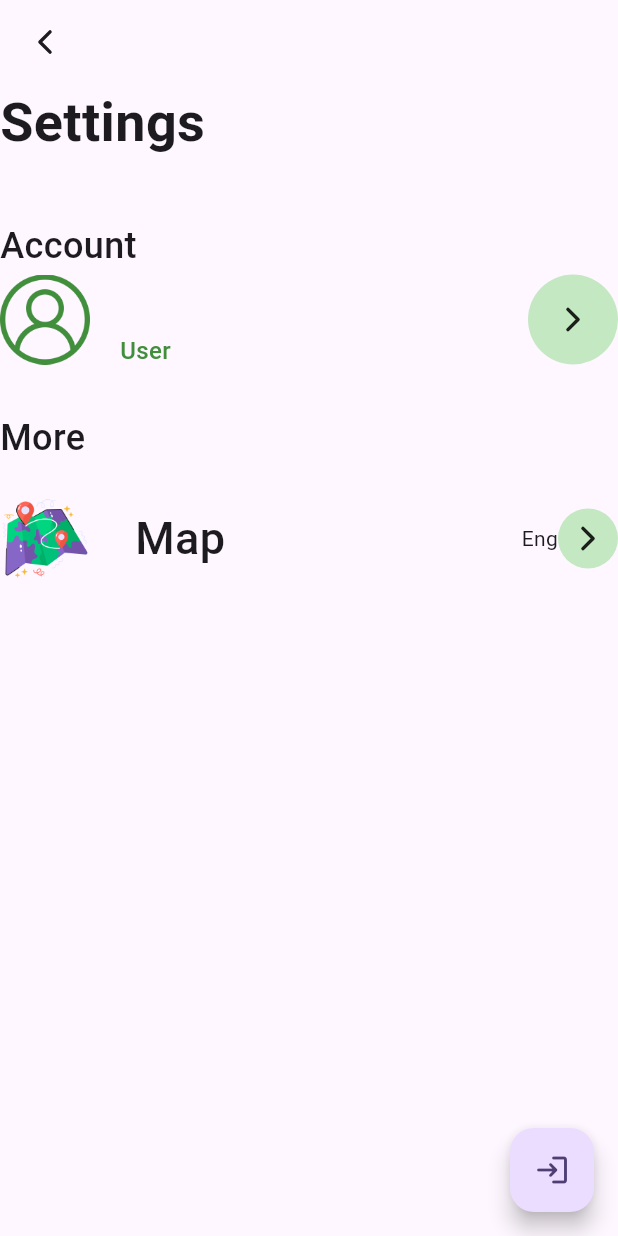
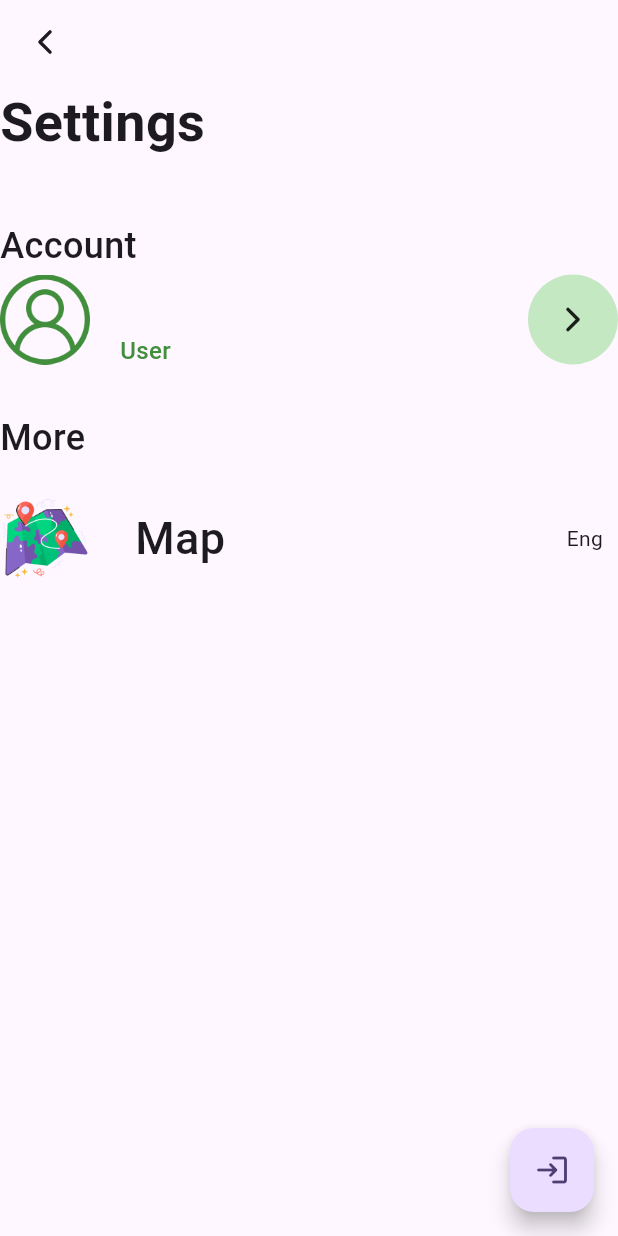
Before and after one commit to PrathibhaSithu/Eco-Clean-MobileApp, a Flutter app: the UserMoreList screen opened directly, on a phone screen of 412 x 824 dp. Run offline on Flutter 3.47's test engine with Material 3 defaults, Android fonts, the light colour scheme and no system bars; our stand-ins replace firebase_auth, firebase_core, ionicons; accounts and stored records are empty.

Commit message:
Update usermorelist.dart

```diff
--- a/eco_clean_mobile_app/lib/user/usermorelist.dart
+++ b/eco_clean_mobile_app/lib/user/usermorelist.dart
@@ -1,3 +1,4 @@
+import 'package:eco_clean_mobile_app/user/xaccountsetting.dart';
 import 'package:firebase_auth/firebase_auth.dart';
 import 'package:flutter/material.dart';
 import 'package:firebase_core/firebase_core.dart';
@@ -21,7 +22,8 @@ class _UserMoreListState extends State<UserMoreList> {
   Widget build(BuildContext context) {
     return Scaffold(
       appBar: AppBar(
-        leading: IconButton(onPressed: (){},
+        leading: IconButton(
+          onPressed: () {},
           icon: const Icon(Ionicons.chevron_back_outline),
         ),
         leadingWidth: 60,
@@ -30,14 +32,13 @@ class _UserMoreListState extends State<UserMoreList> {
         child: Column(
           crossAxisAlignment: CrossAxisAlignment.start,
           children: [
-            Text("Settings",
-              style: TextStyle(
-                  fontSize: 36,
-                  fontWeight: FontWeight.bold
-              ),
+            Text(
+              "Settings",
+              style: TextStyle(fontSize: 36, fontWeight: FontWeight.bold),
             ),
             const SizedBox(height: 40),
-            Text("Account",
+            Text(
+              "Account",
               style: TextStyle(
                 fontSize: 24,
                 fontWeight: FontWeight.w500,
@@ -47,7 +48,8 @@ class _UserMoreListState extends State<UserMoreList> {
               width: double.infinity,
               child: Row(
                 children: [
-                  Image.asset("assets/imges/user.png",
+                  Image.asset(
+                    "assets/imges/user.png",
                     height: 60,
                   ),
                   const SizedBox(width: 20),
@@ -66,24 +68,16 @@ class _UserMoreListState extends State<UserMoreList> {
                             color: Color(0xFF418E3C),
                             fontWeight: FontWeight.w500,
                           )),
-                    ],),
+                    ],
+                  ),
                   const Spacer(),
-                  Container(
-                    width: 60,
-                    height: 60,
-                    decoration: BoxDecoration(
-                      color: Color(0xFFC4E8C2),
-                      borderRadius: BorderRadius.circular(30),
-                    ),
-                    child: const Icon(
-                      Ionicons.chevron_forward_outline,
-                    ),
-                  )
+                  AccountSettings()
                 ],
               ),
             ),
             const SizedBox(height: 30),
-            Text("More",
+            Text(
+              "More",
               style: TextStyle(
                 fontSize: 24,
                 fontWeight: FontWeight.w500,
@@ -108,25 +102,16 @@ class _UserMoreListState extends State<UserMoreList> {
                       )),
                   const Spacer(),
                   Text("Eng"),
-                  Container(
-                    width: 40,
-                    height: 40,
-                    decoration: BoxDecoration(
-                      color: Color(0xFFC4E8C2),
-                      borderRadius: BorderRadius.circular(20),
-                    ),
-                    child: const Icon(
-                      Ionicons.chevron_forward_outline,
-                    ),
-                  )
+                  const SizedBox(width: 10),
+
                 ],
-
               ),
             ),
-          ],),
+          ],
+        ),
       ),
       floatingActionButton: FloatingActionButton(
-        onPressed: (()=> signout()),
+        onPressed: (() => signout()),
         child: const Icon(Icons.login_rounded),
       ),
     );
```
